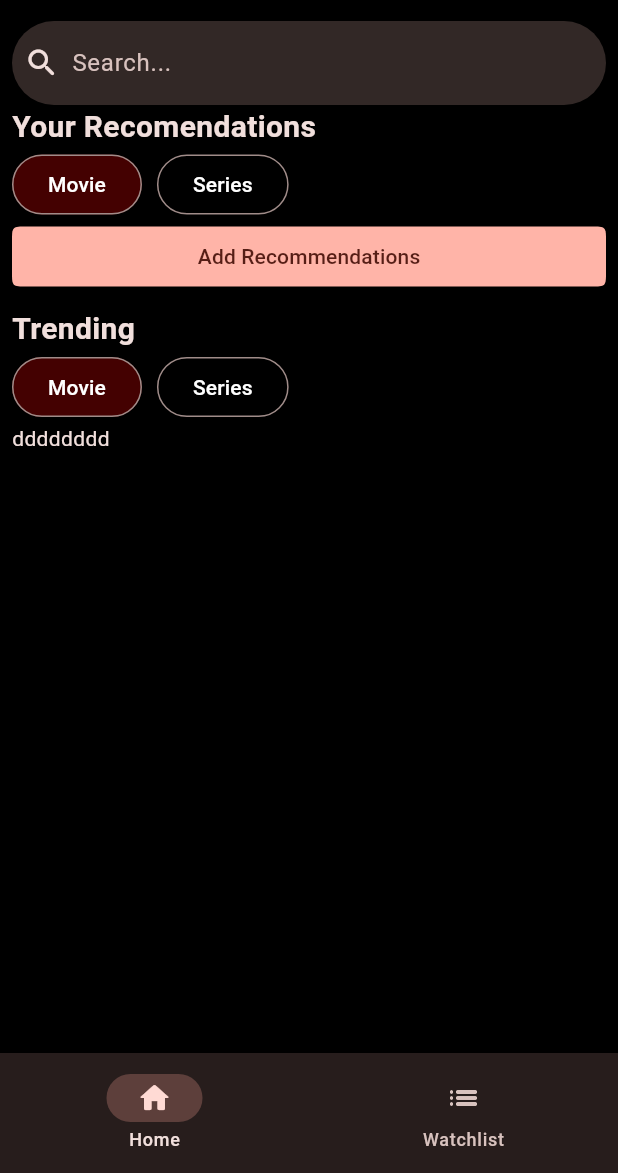
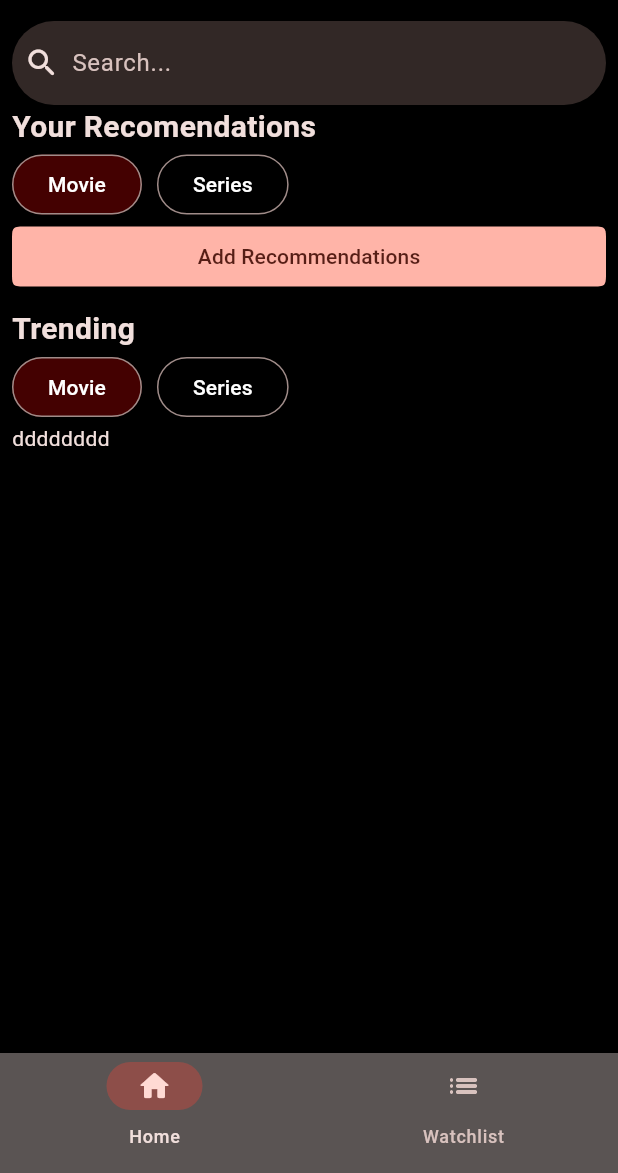
Before and after one commit to alvin-onyebuchi/watchie_m, a Flutter app: the WidgetTree screen opened directly, on a phone screen of 412 x 824 dp, the part 63-1236 px from its top. Run offline on Flutter 3.47's test engine with Material 3 defaults, Android fonts, the phone set to English and light mode, and no system bars; network calls fail.

Commit message:
class update and start local storage

```diff
--- a/lib/const.dart
+++ b/lib/const.dart
@@ -1,5 +1,6 @@
-class Movie {
+class Media {
   int id;
+  String mediaType;
   String title;
   String poster;
   List<String> genres;
@@ -7,8 +8,9 @@ class Movie {
   double rating;
   String description;
 
-  Movie(
+  Media(
     this.id,
+    this.mediaType,
     this.title,
     this.poster,
     this.genres,
@@ -20,73 +22,10 @@ class Movie {
 
 String? yearRange;
 
-List<Movie> movies = [
-  Movie(
-    790,
-    "The Batman",
-    'assets/images/The_Batman.png',
-    ["Action", "Thriller", "Superhero"],
-    2022,
-    7.8,
-    "The Batman is a 2022 crime-thriller film directed by Matt Reeves that follows Bruce Wayne (Robert Pattinson) during his second year as Gotham City's vigilante.",
-  ),
-  Movie(
-    790,
-    "Swapped",
-    'assets/images/swapped.jpeg',
-    ["Adventure", "Comedy", "Animation"],
-    2026,
-    7.2,
-    "Swapped is a 2026 animated fantasy-comedy film from Skydance Animation and director Nathan Greno that follows two sworn animal enemies who accidentally switched bodies",
-  ),
-  Movie(
-    790,
-    "Spider-Man: Brand new day",
-    'assets/images/spider-man_bnd.jpeg',
-    ["Action", "Sci-fi", "Superhero"],
-    2026,
-    7.4,
-    "Peter Parker (Tom Holland) works full-time as a street-level hero in a world that completely forgot he exists. Struggling with isolation and watching his old friends move on, Peter faces unexpected surges in his powers and a dangerous new threat in New York City. The movie 790,is directed by Destin Daniel Cretton and co-stars Zendaya, Jon Bernthal as Frank Castle/The Punisher, and Mark Ruffalo as Bruce Banner.",
-  ),
-  Movie(
-    790,
-    "Odyssey",
-    'assets/images/odyssey.jpeg',
-    ["Action", "Aventure", "Fantacy"],
-    2026,
-    8.4,
-    "The Odyssey is a 2026 epic action film adapting Homer's ancient Greek poem about King Odysseus's dangerous, decade-long journey home after the Trojan War.",
-  ),
-  Movie(
-    790,
-    "Dune: Part One",
-    'assets/images/dune.jpeg',
-    ["Action", "Sci-fi"],
-    2021,
-    8.0,
-    "Dune: Part One is a 2021 epic science fiction film directed by Denis Villeneuve that adapts the first half of Frank Herbert's classic 1965 novel.",
-  ),
-  Movie(
-    790,
-    "The Excorcist",
-    'assets/images/excor.jpg',
-    ["Horror"],
-    1973,
-    8.0,
-    "The Exorcist is about a 12-year-old girl named Regan who becomes possessed by a malevolent demon and the desperate efforts of two Catholic priests to save her soul through an exorcism",
-  ),
-  Movie(
-    790,
-    "Interstellar",
-    'assets/images/inter.jpg',
-    ["Sci-fi", "Suspence", "Adventure"],
-    2014,
-    8.7,
-    "Interstellar (2014) is a science fiction film directed by Christopher Nolan about a group of astronauts who travel through a wormhole to find a new home as Earth dies.",
-  ),
-];
-final List<Movie> recommendedMovie = [];
-final List<Movie> recommendedTv = [];
-final List<Movie> watchlist = [];
-List<Movie> trendingMovie = [];
-List<Movie> trendingTv = [];
+List<Media> mon = [];
+final List<Media> recommendedMovie = [];
+final List<Media> recommendedTv = [];
+final List<Media> watchlistMovie = [];
+final List<Media> watchlistTv = [];
+List<Media> trendingMovie = [];
+List<Media> trendingTv = [];
--- a/lib/pages/home_page.dart
+++ b/lib/pages/home_page.dart
@@ -9,8 +9,6 @@ import 'package:watchie/widgets/recommended_tv_corousel.dart';
 import 'package:watchie/widgets/trending_movie_carousel.dart';
 import 'package:watchie/widgets/trending_tv_carousel.dart';
 
-List<Movie> searchedMatchedMovies = [];
-
 class HomePage extends StatefulWidget {
   const HomePage({super.key});
 
@@ -20,8 +18,8 @@ class HomePage extends StatefulWidget {
 
 class _HomePageState extends State<HomePage> {
   String searchQuery = '';
-  List<Movie> movieSearchResults = [];
-  List<Movie> tvSearchResults = [];
+  List<Media> movieSearchResults = [];
+  List<Media> tvSearchResults = [];
   Timer? searchDebounce;
   int searchRequedtId = 0;
   bool isTrendingMovie = true;
@@ -218,7 +216,15 @@ class _HomePageState extends State<HomePage> {
                       mainAxisAlignment: MainAxisAlignment.center,
                       children: [
                         isSearching
-                            ? const Center(child: CircularProgressIndicator())
+                            ? Column(
+                                mainAxisAlignment: MainAxisAlignment.center,
+                                children: [
+                                  SizedBox(height: 20),
+                                  const Center(
+                                    child: CircularProgressIndicator(),
+                                  ),
+                                ],
+                              )
                             : searchError != null
                             ? Center(child: Text(searchError!))
                             : movieSearchResults.isEmpty &&
--- a/lib/widgets/media_card.dart
+++ b/lib/widgets/media_card.dart
@@ -21,11 +21,11 @@ class MediaCard extends StatelessWidget {
       },
       child: Container(
         decoration: BoxDecoration(
-          color: const Color.fromARGB(55, 255, 255, 255),
+          color: const Color.fromARGB(60, 189, 189, 189),
           borderRadius: BorderRadius.circular(20),
           border: Border.all(
             width: 0.3,
-            color: const Color.fromARGB(85, 252, 1, 1),
+            color: const Color.fromARGB(143, 190, 190, 190),
           ),
         ),
         margin: EdgeInsets.all(5),
@@ -67,7 +67,7 @@ class MediaCard extends StatelessWidget {
                     Wrap(children: [Text(media.title)]),
 
                     Text(media.year.toString()),
-                    Wrap(children: [Text(media.description, maxLines: 2)]),
+                    Wrap(children: [Text(media.description, maxLines: 3)]),
                   ],
                 ),
               ),
--- a/lib/widgets/navbar.dart
+++ b/lib/widgets/navbar.dart
@@ -15,6 +15,10 @@ class _NavbarState extends State<Navbar> {
       valueListenable: navigationNotifier,
       builder: (context, navigator, child) {
         return NavigationBar(
+          indicatorColor: const Color.fromARGB(85, 244, 67, 54),
+          maintainBottomViewPadding: false,
+          labelPadding: EdgeInsets.all(10),
+          backgroundColor: const Color.fromARGB(95, 197, 197, 197),
           onDestinationSelected: (value) {
             navigationNotifier.value = value;
           },
--- a/pubspec.yaml
+++ b/pubspec.yaml
@@ -34,6 +34,9 @@ dependencies:
   # The following adds the Cupertino Icons font to your application.
   # Use with the CupertinoIcons class for iOS style icons.
   cupertino_icons: ^1.0.8
+  sqflite: ^2.4.6
+  path: ^1.9.1
+  shared_preferences: ^2.5.6
   http: ^1.6.0
 
 dev_dependencies:
```
Also changed, not shown: lib/data/recommendation_engine.dart (+24 -4 lines), lib/data/search_engine.dart (+24 -4 lines), lib/data/trending_engine.dart (+23 -3 lines), lib/pages/details.dart (+19 -15 lines), pubspec.lock, 3 other files.
